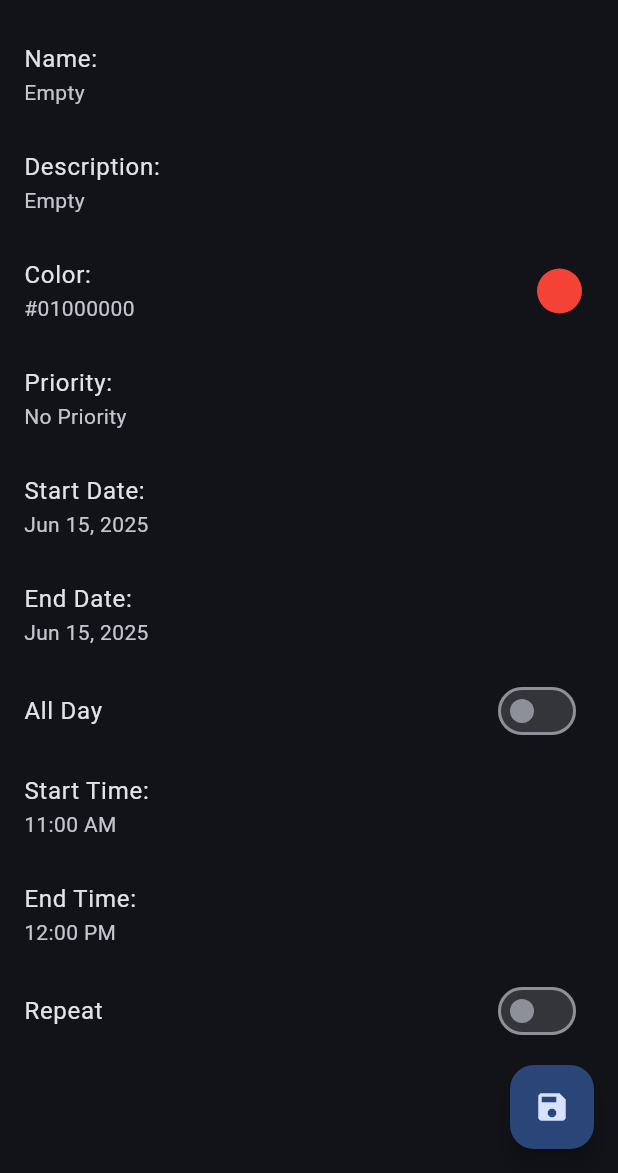
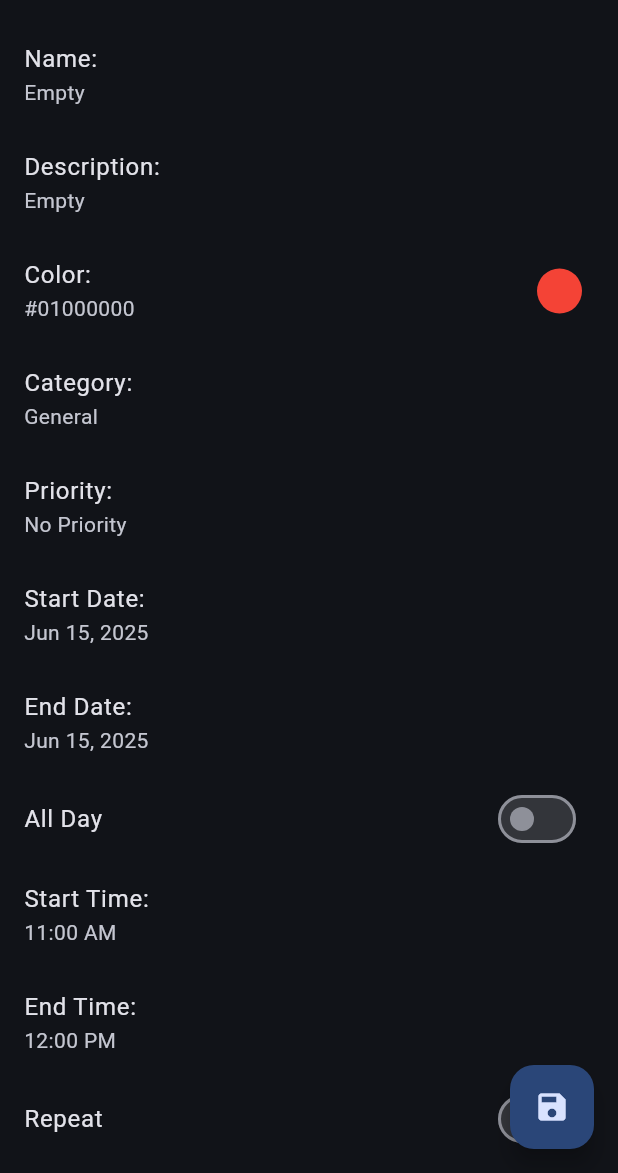
Before and after one commit to AlexeyFloppa/better_io, a Flutter app: the _ManageTaskScreenBody screen opened directly, on a phone screen of 412 x 824 dp, the part 63-1236 px from its top. Run offline on Flutter 3.47's test engine with Material 3 defaults, Android fonts, the phone set to English and light mode, and no system bars; our stand-ins replace flutter_colorpicker, hive, hive_flutter, syncfusion_flutter_calendar; accounts and stored records are empty.

Commit message:
feat: Add category field to HiveTaskModel and update related classes for task management

```diff
--- a/lib/features/tasks/data/models/hive_task_model.dart
+++ b/lib/features/tasks/data/models/hive_task_model.dart
@@ -32,6 +32,9 @@ class HiveTaskModel extends HiveObject {
   @HiveField(8)
   final String priority;
 
+  @HiveField(9)
+  final String category;
+
   HiveTaskModel({
     required this.title,
     required this.description,
@@ -42,5 +45,6 @@ class HiveTaskModel extends HiveObject {
     this.recurrenceRule,
     required this.duration,
     required this.priority,
+    required this.category,
   });
 }
--- a/lib/features/tasks/data/repositories/hive_task_repository.dart
+++ b/lib/features/tasks/data/repositories/hive_task_repository.dart
@@ -46,6 +46,7 @@ class HiveTaskRepository implements TaskRepository {
       recurrenceRule: hiveTask.recurrenceRule,
       duration: hiveTask.duration,
       priority: hiveTask.priority,
+      category: hiveTask.category,
     );
   }
 
@@ -60,6 +61,7 @@ class HiveTaskRepository implements TaskRepository {
       recurrenceRule: task.recurrenceRule,
       duration: task.duration,
       priority: task.priority,
+      category: task.category,
     );
   }
 }
--- a/lib/features/tasks/domain/entities/task.dart
+++ b/lib/features/tasks/domain/entities/task.dart
@@ -11,6 +11,7 @@ class Task {
   final String? recurrenceRule;
   final String duration;
   final String priority;
+  final String category; // Optional category field
 
   Task({
     required this.id,
@@ -23,6 +24,7 @@ class Task {
     required this.recurrenceRule,
     required this.duration,
     required this.priority,
+    required this.category,
   });
   Task copyWith({
     String? title,
@@ -34,6 +36,7 @@ class Task {
     String? recurrenceRule,
     String? duration,
     String? priority,
+    String? category, // Category can be changed in copy
   }) {
     return Task(
       id: id, // ✅ preserve original ID
@@ -46,6 +49,7 @@ class Task {
       recurrenceRule: recurrenceRule ?? this.recurrenceRule,
       duration: duration ?? this.duration,
       priority: priority ?? this.priority,
+      category: category ?? this.category, // Category is not changed in copy
     );
   }
 }
--- a/lib/features/tasks/domain/usecases/hive/delete_hive_recurrency.dart
+++ b/lib/features/tasks/domain/usecases/hive/delete_hive_recurrency.dart
@@ -53,6 +53,7 @@ class DeleteHiveRecurrencyUseCase {
           newRecurrenceRule.trim().isEmpty ? null : newRecurrenceRule,
       duration: task.duration,
       priority: task.priority,
+      category: task.category,
     );
     log("newRecurrenceRule: $newRecurrenceRule");
     log("newRecurrenceRule.trim(): ${newRecurrenceRule.trim()}");
--- a/lib/features/tasks/presentation/manage_task/screens/manage_task_screen.dart
+++ b/lib/features/tasks/presentation/manage_task/screens/manage_task_screen.dart
@@ -69,6 +69,12 @@ class _ManageTaskScreenBody extends StatelessWidget {
                 context: context,
                 initialColor: vm.color,
                 onColorPicked: vm.setColor),
+          ),
+          ListTile(
+            title: const Text('Category:'),
+            subtitle: Text(vm.category),
+            onTap: () => _editDropdown(context, 'Category', vm.categoryOptions,
+                vm.category, vm.setCategory),
           ),
           ListTile(
             title: const Text('Priority:'),
--- a/lib/features/tasks/presentation/manage_task/view_models/manage_task_view_model.dart
+++ b/lib/features/tasks/presentation/manage_task/view_models/manage_task_view_model.dart
@@ -1,4 +1,5 @@
 // manage_task_view_model.dart
+import 'package:flutter/foundation.dart';
 import 'package:flutter/material.dart';
 import 'package:better_io/features/tasks/domain/entities/task.dart';
 import 'package:better_io/features/tasks/domain/usecases/hive/set_hive_task.dart';
@@ -28,6 +29,16 @@ class ManageTaskViewModel extends ChangeNotifier {
   String durationType = 'Forever';
   DateTime? durationDate;
   int? durationCount;
+
+  String category = 'General'; // Default category
+  final List<String> categoryOptions = [
+    'General',
+    'Work',
+    'Personal',
+    'Health',
+    'Finance',
+    'Education'
+  ];
 
   String priority = 'No Priority';
   final List<String> priorityOptions = [
@@ -134,6 +145,10 @@ class ManageTaskViewModel extends ChangeNotifier {
 
   void setDurationCount(int? value) {
     durationCount = value;
+    notifyListeners();
+  }
+  void setCategory(String value) {
+    category = value;
     notifyListeners();
   }
 
@@ -287,6 +302,7 @@ class ManageTaskViewModel extends ChangeNotifier {
       recurrenceRule: recurrenceRule,
       duration: durationType,
       priority: priority,
+      category: category,
     );
   }
 
--- a/lib/main.dart
+++ b/lib/main.dart
@@ -12,7 +12,7 @@ void main() async {
   WidgetsFlutterBinding.ensureInitialized();
   try {
     await Hive.initFlutter();
-    Hive.registerAdapter(TaskModelAdapter());
+    Hive.registerAdapter(HiveTaskModelAdapter());
     Hive.registerAdapter(ColorAdapter());
     await Hive.openBox<HiveTaskModel>('tasks');
   } catch (e) {
--- a/pubspec.yaml
+++ b/pubspec.yaml
@@ -30,6 +30,8 @@ dev_dependencies:
   flutter_test:
     sdk: flutter
   flutter_lints: ^5.0.0
+  build_runner: ^2.4.6
+  hive_generator: ^1.1.0
 
 flutter:
   uses-material-design: true
```
Also changed, not shown: lib/features/tasks/data/models/hive_task_model.g.dart, pubspec.lock.
